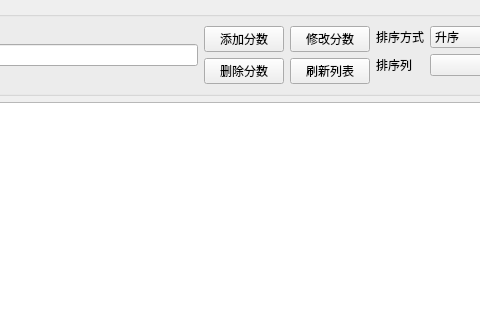
AnisHon/student_manage_system, file scorewidget.ui: the form before one commit; both pictures show x 247 to 727 and y 0 to 320 of the 863 by 560 pixel window.
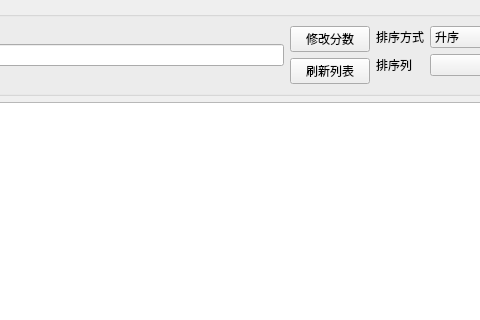
The form after the commit.

```diff
--- a/scorewidget.ui
+++ b/scorewidget.ui
@@ -57,27 +57,13 @@
       <item>
        <layout class="QGridLayout" name="gridLayout_2">
         <item row="1" column="0">
-         <widget class="QPushButton" name="deleteBtn">
-          <property name="text">
-           <string>删除分数</string>
-          </property>
-         </widget>
-        </item>
-        <item row="0" column="0">
-         <widget class="QPushButton" name="addBtn">
-          <property name="text">
-           <string>添加分数</string>
-          </property>
-         </widget>
-        </item>
-        <item row="1" column="1">
          <widget class="QPushButton" name="refreshBtn">
           <property name="text">
            <string>刷新列表</string>
           </property>
          </widget>
         </item>
-        <item row="0" column="1">
+        <item row="0" column="0">
          <widget class="QPushButton" name="changeBtn">
           <property name="text">
            <string>修改分数</string>
```
